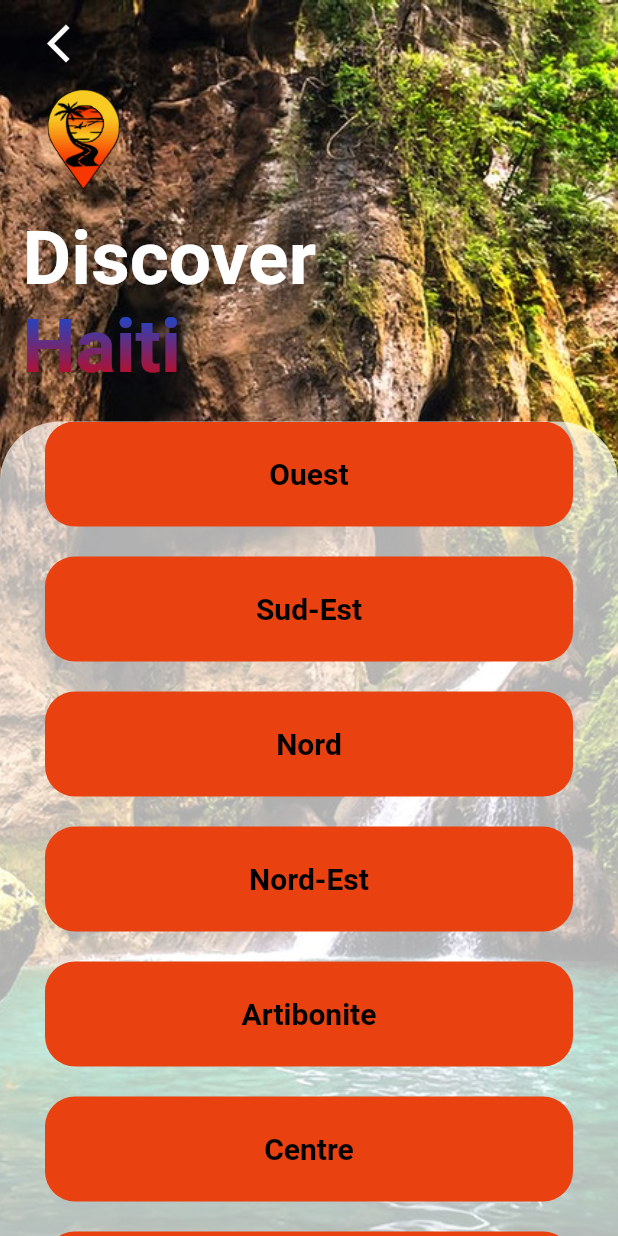
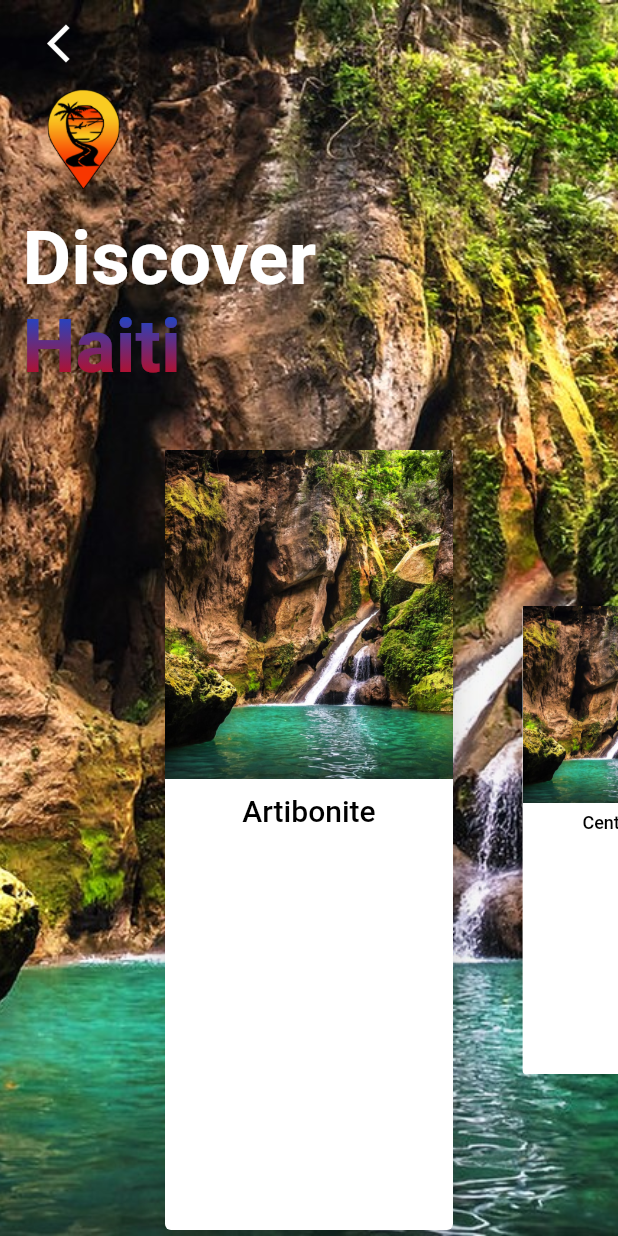
Before and after one commit to Roose48/App_ChillHT, a Flutter app: the screen it shows after launch, after a tap on "Discover", on a phone screen of 412 x 824 dp. Run offline on Flutter 3.47's test engine with Material 2 defaults, Android fonts, the phone set to English and light mode, and no system bars; drawn by our look-alikes of scroll_snap_list; our stand-ins replace cloud_firestore, file_picker, firebase_core, firebase_storage; missing offline and left inert: dart:ffi; accounts and stored records are empty.

Commit message:
discover card snaplist

```diff
--- a/lib/pages/states.dart
+++ b/lib/pages/states.dart
@@ -1,44 +1,67 @@
 import 'package:flutter/material.dart';
 import 'package:app/pages/places.dart';
+import 'package:scroll_snap_list/scroll_snap_list.dart';
 
 import 'homepage.dart';
 
 class States extends StatefulWidget {
   const States({super.key});
-
-
   @override
   State<States> createState() => _StatesState();
 }
 
 class _StatesState extends State<States> {
 
-  Widget deptCard(String name){
+  List<String> deptList = [
+    "Artibonite",
+    "Centre",
+    "Grand'Anse",
+    "Nippes",
+    "Nord",
+    "Nord-Est",
+    "Nord-Ouest",
+    "Ouest",
+    "Sud",
+    "Sud-Est"
+  ];
+
+  Widget _buildDeptCard(BuildContext context, int index){
+    String dept = deptList[index];
+
     return  GestureDetector(
     onTap: ()  => Navigator.push(
         context,
         MaterialPageRoute(
-          builder: (context) =>  Places(name: name),
+          builder: (context) =>  Places(name: dept),
         ),
       ),
-     child: Container(
-        height: 70.0,
-        width: 10.0,
-        margin: EdgeInsets.fromLTRB(30.0, 0.0, 30.0, 20),
-        decoration: BoxDecoration(
-          color: Color.fromARGB(255, 233, 66, 16),
-          borderRadius: BorderRadius.circular(20.0),
-        ),
-        child: Center(
-          child: Text(
-            name,
-            style: const TextStyle(
-              fontSize: 20.0,
-              fontWeight: FontWeight.bold,
-              color: Colors.black
+
+      child: SizedBox(
+        height: 100,
+        width: 200,
+        child: Card(
+          elevation: 15,
+          child: ClipRRect(
+            child: Column(
+              children: [
+                Image.asset('assets/images/bassin_bleu.jpg',
+                fit: BoxFit.cover,
+                ),
+                const SizedBox(
+                  height: 10,
+                ),
+                Text(
+                  dept,
+                  style: TextStyle(
+                    fontSize: 20,
+                    fontWeight: FontWeight.w500,
+                    color: Colors.black
+                  ),
+                ),
+            ],
             ),
           ),
-      ),
+        ),
       ),
     );
 
@@ -121,35 +144,26 @@ class _StatesState extends State<States> {
               ),
             ),
 
-          SizedBox(height: 5),
+            SizedBox(height: 20),
 
             Expanded(
-                flex: 3,
-                child: Container(
-                    decoration: const BoxDecoration(
-                    color: Color.fromARGB(174, 255, 255, 255),
-                    borderRadius: BorderRadius.only(
-                      topLeft: Radius.circular(40.0),
-                      topRight: Radius.circular(40.0),
-                    ),
+              child: Center(
+                // child: Container(
+                //   height: 300,
+                //   color: Colors.white,
+                //   alignment: Alignment.bottomCenter,
+                  child: ScrollSnapList(
+                    itemBuilder: _buildDeptCard,
+                    itemCount: deptList.length,
+                    itemSize: 200,
+                    onItemFocus: (index) {},
+                    dynamicItemSize: true,
+                    focusOnItemTap: true,
+                    allowAnotherDirection: true,
                   ),
-                    child: ListView(
-                      children: [
-                        deptCard("Ouest"),
-                        deptCard("Sud-Est"),
-                        deptCard("Nord"),
-                        deptCard("Nord-Est"),
-                        deptCard("Artibonite"),
-                        deptCard("Centre"),
-                        deptCard("Sud"),
-                        deptCard("GrandAnse"),
-                        deptCard("Nord-Ouest"),
-                        deptCard("Nippes"),
-
-                      ],
-                      ),
-                    ),
+                // ),
               ),
+            ),
           ]
           ),
       ),
@@ -157,71 +171,3 @@ class _StatesState extends State<States> {
     );
   }
 }
-
-// child: ListView(
-//           children: [
-//             const SizedBox(
-//               height: 20,
-//               width: 20,
-//             ),
-//             const TextField(
-//               decoration: InputDecoration(
-//                   labelText: 'Search', suffixIcon: Icon(Icons.search)),
-//             ),
-//             const SizedBox(
-//               height: 20,
-//             ),
-//             Expanded(
-//               child: ListView.builder(
-//                 itemCount: allDepartment.length,
-//                 itemBuilder: (context, index) => GestureDetector(
-//                   onTap: () {
-//                     Navigator.push(
-//                       context,
-//                       MaterialPageRoute(
-//                         builder: (context) => DepartmentPage(
-//                           department: allDepartment[index],
-//                         ),
-//                       ),
-//                     );
-//                   },
-//                   child: Card(
-//                     key: ValueKey(allDepartment[index]["id"]),
-//                     color: Colors.blue,
-//                     elevation: 4,
-//                     margin: const EdgeInsets.symmetric(vertical: 10),
-//                     child: ListTile(
-//                       leading: Text(
-//                         allDepartment[index]["id"].toString(),
-//                         style: const TextStyle(
-//                             fontSize: 24, color: Colors.white),
-//                       ),
-//                       title: Text(allDepartment[index]["name"]),
-//                     ),
-//                   ),
-//                 ),
-//               ),
-//             ),
-//           ],
-//         ),
-
-class DepartmentPage extends StatelessWidget {
-  final Map<String, dynamic> department;
-
-  const DepartmentPage({required this.department});
-
-  @override
-  Widget build(BuildContext context) {
-    return Scaffold(
-    //  appBar: AppBar(
-    //     title: Text(department["name"]),
-    //  ),
-    //   body: Center(
-    //     child: Text(
-    //      "This is the ${department["name"]} department page",
-    //      style: const TextStyle(fontSize: 24),
-    //     ),
-    //   ),
-    );
-  }
-}
--- a/pubspec.yaml
+++ b/pubspec.yaml
@@ -42,6 +42,7 @@ dependencies:
   image_picker: ^0.8.7+4
   firebase_storage: ^11.1.1
   firebase_database: ^10.1.1
+  scroll_snap_list: ^0.9.1
 
 
 dev_dependencies:
```
Also changed, not shown: pubspec.lock.
